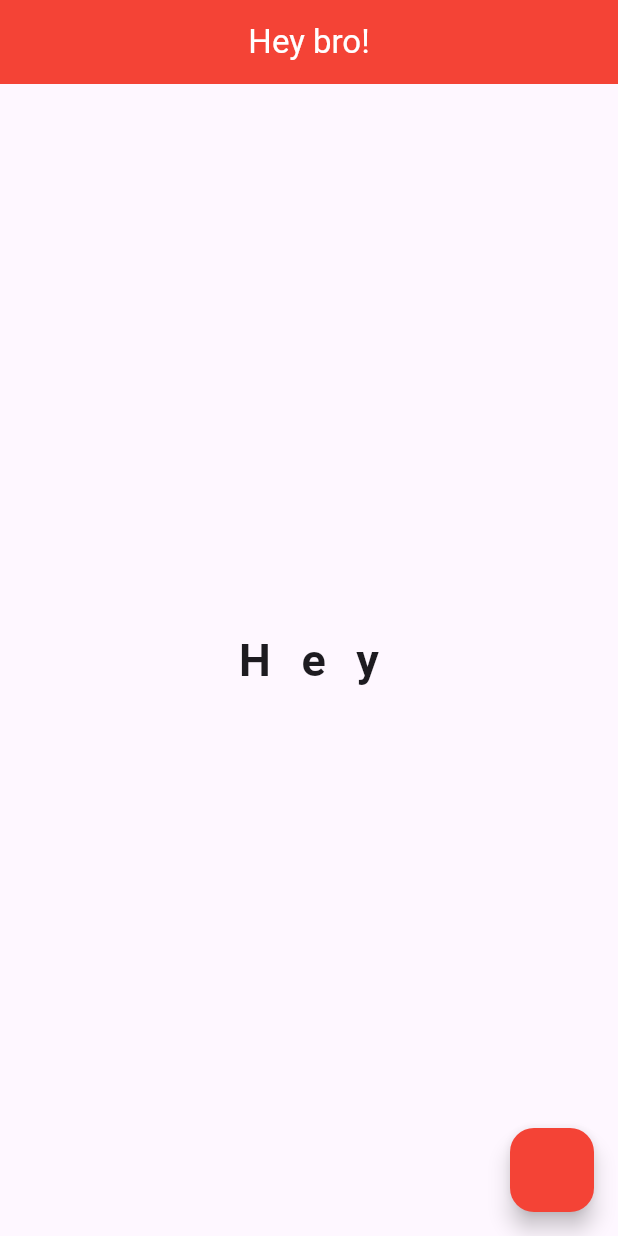
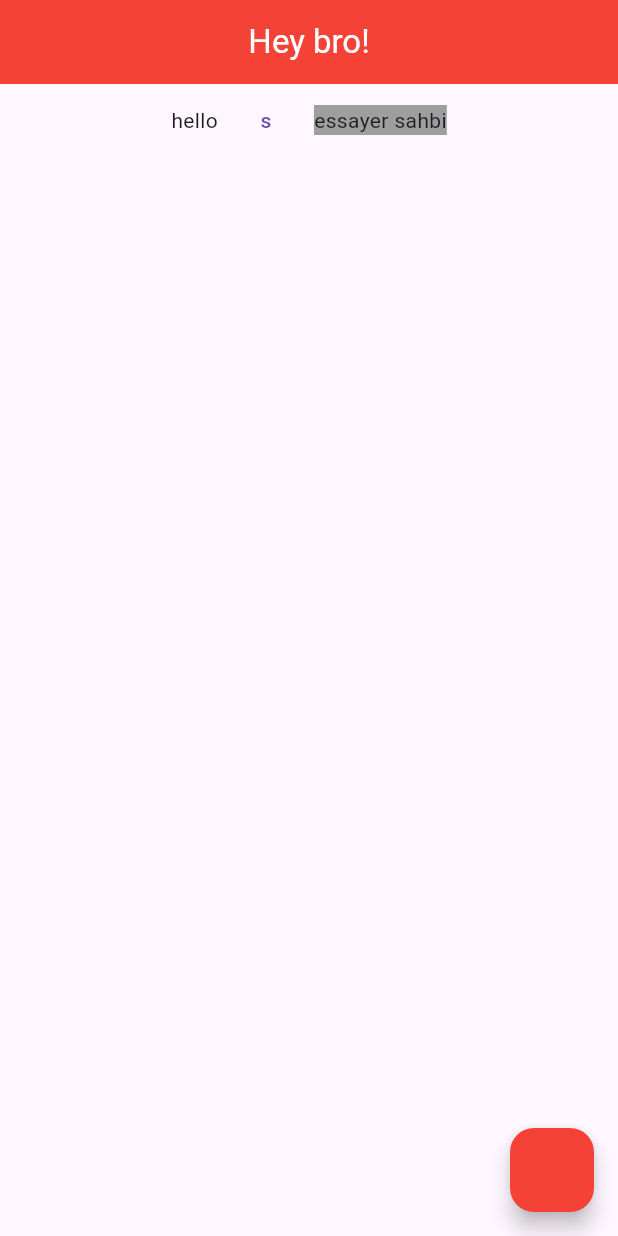
Before and after one commit to kerfaiyass54/flutter-tutorials, a Flutter app: the screen it shows after launch, on a phone screen of 412 x 824 dp. Run offline on Flutter 3.47's test engine with Material 3 defaults, Android fonts, the phone set to English and light mode, and no system bars.

Commit message:
Added rows

```diff
--- a/lib/main.dart
+++ b/lib/main.dart
@@ -18,16 +18,18 @@ class Home extends StatelessWidget {
         centerTitle: true,
         backgroundColor: Colors.red,
         foregroundColor: Colors.white,
-
       ),
-      body: Center(
-          child: Text('Hey',
-            style: TextStyle(
-            fontSize: 30.0,
-            fontWeight: FontWeight.bold,
-            letterSpacing: 20.5,
-          ),
-          ),
+      body: Row(
+        mainAxisAlignment: MainAxisAlignment.center,
+        crossAxisAlignment: CrossAxisAlignment.center,
+        children: <Widget>[
+          Text('hello'),
+          TextButton(onPressed: (){},child: Text('s'),),
+          Container(
+            color: Colors.grey,
+            child: Text("essayer sahbi"),
+          )
+        ],
       ),
       floatingActionButton: FloatingActionButton(
           onPressed: () {
```
